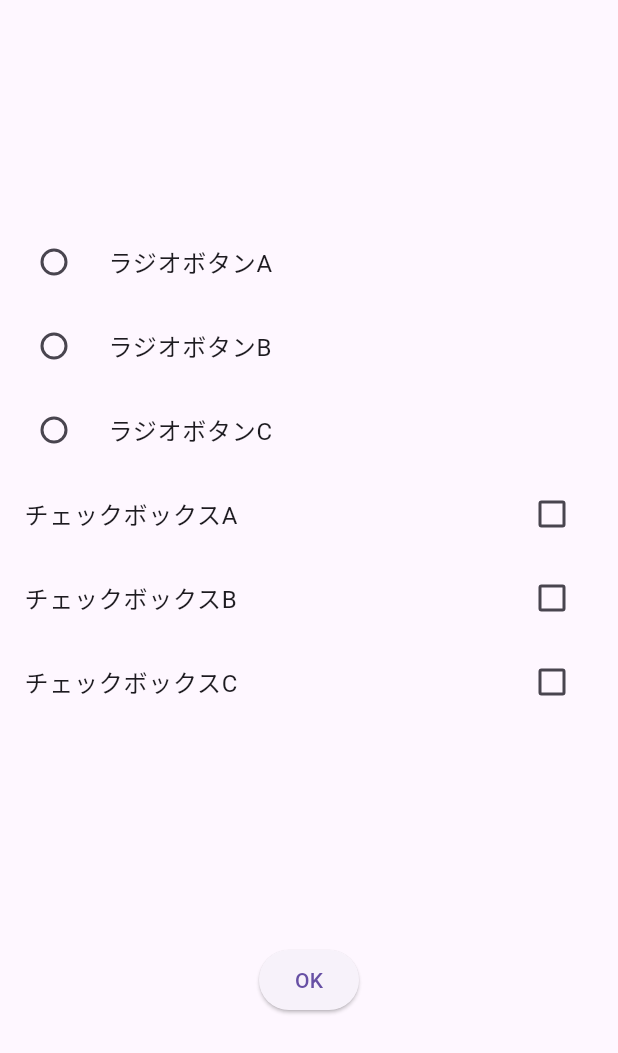
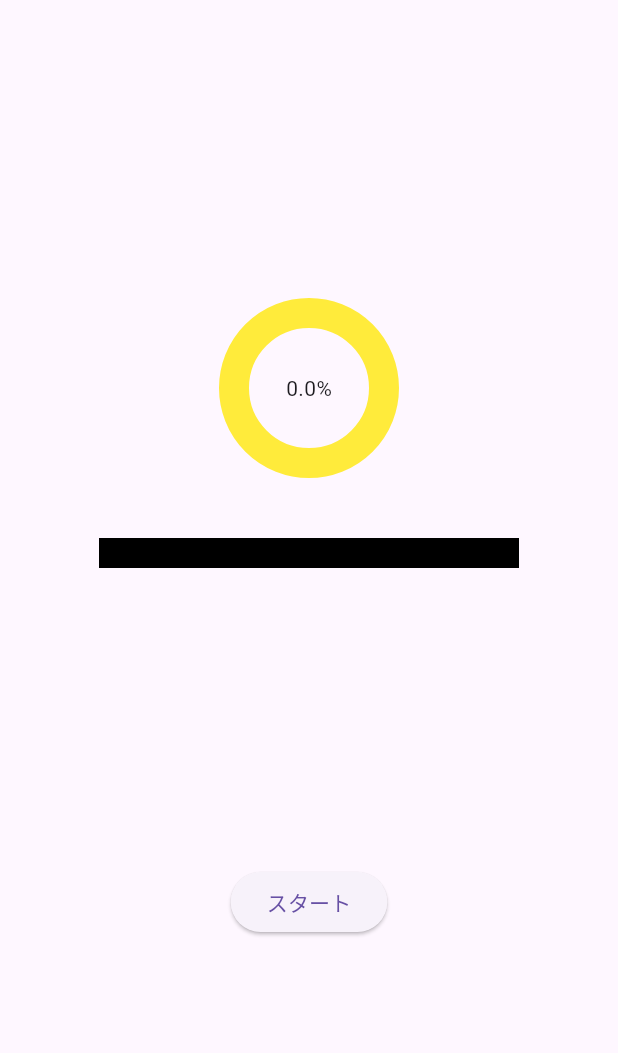
Before and after one commit to f04k04369/flutter-practice_02, a Flutter app: the screen it shows after launch, on a phone screen of 412 x 824 dp. Shown: the top 1053 px of the screen. Run offline on Flutter 3.47's test engine with Material 3 defaults, Android fonts, the light colour scheme and no system bars; drawn by our look-alikes of percent_indicator; our stand-ins replace flutter_riverpod.

Commit message:
#16 インジケーターについて

```diff
--- a/project/lib/main.dart
+++ b/project/lib/main.dart
@@ -1,5 +1,6 @@
 import 'package:flutter/material.dart';
 import 'package:flutter_riverpod/flutter_riverpod.dart';
+import 'package:percent_indicator/flutter_percent_indicator.dart';
 
 
 // アプリ全体
@@ -14,20 +15,14 @@ main() {
   runApp(scope);
 }
 
-// プロバイダー
-final radioIdProvider = StateProvider<String?>(
+// どのくらい進んだかを表す　パーセント
+final percentProvider = StateProvider(
   (ref) {
 // 最初はどれも選ばれていないのでnull
-    return null;
+    return 0.00;
   },
 );
 
-// 選ばれたチェックボックスのIDたち
-final checkdedIdsProvider = StateProvider<Set<String?>>(
-  (ref) {
-    return {};
-  }
-);
 
 // 画面全体を定義
 class Root extends ConsumerWidget {
@@ -36,69 +31,63 @@ class Root extends ConsumerWidget {
   @override
   Widget build(BuildContext context, WidgetRef ref)  {
 
-    // ラジオボタンIDに合わせて画面を変化
-    final radioId = ref.watch(radioIdProvider);
-    // チェックボックスIDたちに合わせて画面を変化
-    final checkedIds = ref.watch(checkdedIdsProvider);
+    // パーセント
+    final percent = ref.watch(percentProvider);
 
-    // ラジオボタンを押された時の関数
-    void onChangedRadio(String? id) {
-      ref.read(radioIdProvider.notifier).state = id;
-    }
+    // 丸形のインジケーター
+    final circular = CircularPercentIndicator(
+      percent: percent,
+      backgroundColor: Colors.yellow,
+      progressColor: Colors.green,
+      radius: 60,
+      lineWidth: 20,
+      center: Text('${percent * 100}%'),
+      animation: true,
+      animationDuration: 200,
+      animateFromLastPercent: true,
+    );
 
-    // チェックボックスを押された時の関数
-    void onChangedCheckbox(String? id) {
-      final newSet = Set.of(checkedIds);
+    // 棒型のインジケーター
+    final linear = LinearPercentIndicator(
+      percent: percent,
+      backgroundColor: Colors.black,
+      progressColor: Colors.amber,
+      alignment: MainAxisAlignment.center,
+      lineHeight: 20,
+      width: 300,
+      animation: true,
+      animationDuration: 200,
+      animateFromLastPercent: true,
 
-      if (newSet.contains(id)) {
-        // すでにチェックされていたら取り除く
-        newSet.remove(id);
-      } else {
-        // まだチェックされていなければ追加
-        newSet.add(id);
-      }
-      ref.read(checkdedIdsProvider.notifier).state = newSet;
-    }
+    );
 
-    // ボタンたちを定義する
-    final col = Column(
+    final col  = Column(
+      mainAxisAlignment: MainAxisAlignment.spaceEvenly,
+      spacing: 40,
       children: [
-        RadioListTile(
-          value: 'A',
-          groupValue: radioId,
-          onChanged: onChangedRadio,
-          title: const Text('ラジオボタンA'),
-        ),        RadioListTile(
-          value: 'B',
-          groupValue: radioId,
-          onChanged: onChangedRadio,
-          title: const Text('ラジオボタンB'),
-        ),
-        RadioListTile(
-          value: 'C',
-          groupValue: radioId,
-          onChanged: onChangedRadio,
-          title: const Text('ラジオボタンC'),
-        ),
-        CheckboxListTile(
-          value: checkedIds.contains('A'),
-          onChanged: (check) => onChangedCheckbox('A'),
-          title: const Text('チェックボックスA'),
-        ),        CheckboxListTile(
-          value: checkedIds.contains('B'),
-          onChanged: (check) => onChangedCheckbox('B'),
-          title: const Text('チェックボックスB'),
-        ),
-        CheckboxListTile(
-          value: checkedIds.contains('C'),
-          onChanged: (check) => onChangedCheckbox('C'),
-          title: const Text('チェックボックスC'),
-        ),
-
-
+        circular,
+        linear,
       ],
     );
 
+    // ボタンを押したときの関数
+    void onPressed(WidgetRef ref) async{
+      // 1秒間待つ
+      await Future.delayed(const Duration(seconds: 1));
+      ref.read(percentProvider.notifier).state = 0.20;
+      // １秒待つ
+      await Future.delayed(const Duration(seconds: 1));
+      ref.read(percentProvider.notifier).state = 0.40;
+      // 1秒間待つ
+      await Future.delayed(const Duration(seconds: 1));
+      ref.read(percentProvider.notifier).state = 0.60;
+      // １秒待つ
+      await Future.delayed(const Duration(seconds: 1));
+      ref.read(percentProvider.notifier).state = 0.80;
+      // １秒待つ
+      await Future.delayed(const Duration(seconds: 1));
+      ref.read(percentProvider.notifier).state = 1.00;
+    }
 
     // 画面を返す
     return Scaffold(
@@ -108,11 +97,10 @@ class Root extends ConsumerWidget {
           children: [
             col,
             ElevatedButton(
-              onPressed: () {
-                debugPrint(radioId);
-                debugPrint(checkedIds.toString());
+              onPressed: () => {
+                onPressed(ref),
               },
-              child: const Text('OK')
+              child: const Text('スタート'),
             ),
           ],
         ),
--- a/project/pubspec.yaml
+++ b/project/pubspec.yaml
@@ -8,6 +8,7 @@ environment:
   sdk: ^3.7.2
 
 dependencies:
+  percent_indicator:
   go_router:
   flutter_riverpod:
   flutter:
```
Also changed, not shown: project/pubspec.lock.
